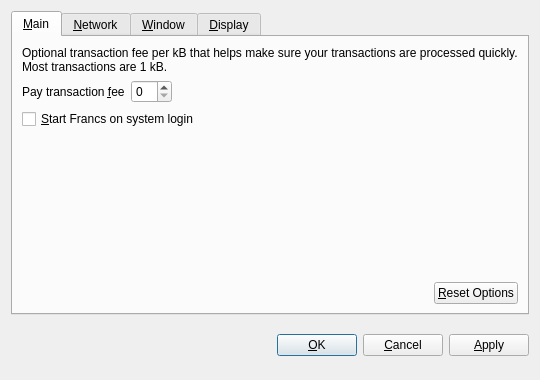
First picture: the form in src/qt/forms/optionsdialog.ui, repository FRN-Crypto/FRN, before the edit.
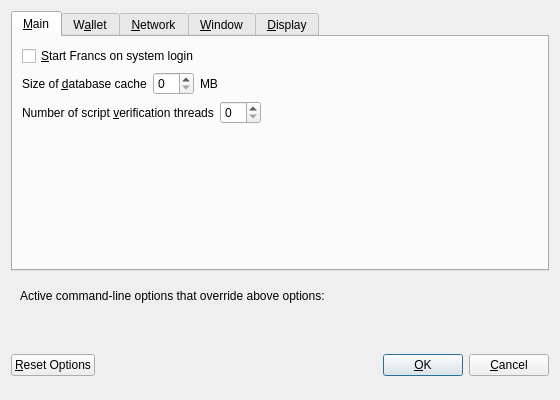
Second picture: the form after the edit. Custom widgets are drawn as their Qt base class.

Patch:
```diff
--- a/src/qt/forms/optionsdialog.ui
+++ b/src/qt/forms/optionsdialog.ui
@@ -6,8 +6,8 @@
    <rect>
     <x>0</x>
     <y>0</y>
-    <width>540</width>
-    <height>380</height>
+    <width>560</width>
+    <height>400</height>
    </rect>
   </property>
   <property name="windowTitle">
@@ -19,9 +19,6 @@
   <layout class="QVBoxLayout" name="verticalLayout">
    <item>
     <widget class="QTabWidget" name="tabWidget">
-     <property name="tabPosition">
-      <enum>QTabWidget::North</enum>
-     </property>
      <property name="currentIndex">
       <number>0</number>
      </property>
@@ -30,52 +27,6 @@
        <string>&amp;Main</string>
       </attribute>
       <layout class="QVBoxLayout" name="verticalLayout_Main">
-       <item>
-        <widget class="QLabel" name="transactionFeeInfoLabel">
-         <property name="text">
-          <string>Optional transaction fee per kB that helps make sure your transactions are processed quickly. Most transactions are 1 kB.</string>
-         </property>
-         <property name="textFormat">
-          <enum>Qt::PlainText</enum>
-         </property>
-         <property name="wordWrap">
-          <bool>true</bool>
-         </property>
-        </widget>
-       </item>
-       <item>
-        <layout class="QHBoxLayout" name="horizontalLayout_1_Main">
-         <item>
-          <widget class="QLabel" name="transactionFeeLabel">
-           <property name="text">
-            <string>Pay transaction &amp;fee</string>
-           </property>
-           <property name="textFormat">
-            <enum>Qt::PlainText</enum>
-           </property>
-           <property name="buddy">
-            <cstring>transactionFee</cstring>
-           </property>
-          </widget>
-         </item>
-         <item>
-          <widget class="BitcoinAmountField" name="transactionFee"/>
-         </item>
-         <item>
-          <spacer name="horizontalSpacer_1_Main">
-           <property name="orientation">
-            <enum>Qt::Horizontal</enum>
-           </property>
-           <property name="sizeHint" stdset="0">
-            <size>
-             <width>40</width>
-             <height>20</height>
-            </size>
-           </property>
-          </spacer>
-         </item>
-        </layout>
-       </item>
        <item>
         <widget class="QCheckBox" name="bitcoinAtStartup">
          <property name="toolTip">
@@ -86,21 +37,34 @@
          </property>
         </widget>
        </item>
-       <item>
-        <spacer name="verticalSpacer_Main">
-         <property name="orientation">
-          <enum>Qt::Vertical</enum>
-         </property>
-         <property name="sizeHint" stdset="0">
-          <size>
-           <width>20</width>
-           <height>40</height>
-          </size>
-         </property>
-        </spacer>
-       </item>
        <item>
         <layout class="QHBoxLayout" name="horizontalLayout_2_Main">
+         <item>
+          <widget class="QLabel" name="databaseCacheLabel">
+           <property name="text">
+            <string>Size of &amp;database cache</string>
+           </property>
+           <property name="textFormat">
+            <enum>Qt::PlainText</enum>
+           </property>
+           <property name="buddy">
+            <cstring>databaseCache</cstring>
+           </property>
+          </widget>
+         </item>
+         <item>
+          <widget class="QSpinBox" name="databaseCache"/>
+         </item>
+         <item>
+          <widget class="QLabel" name="databaseCacheUnitLabel">
+           <property name="text">
+            <string>MB</string>
+           </property>
+           <property name="textFormat">
+            <enum>Qt::PlainText</enum>
+           </property>
+          </widget>
+         </item>
          <item>
           <spacer name="horizontalSpacer_2_Main">
            <property name="orientation">
@@ -114,20 +78,106 @@
            </property>
           </spacer>
          </item>
+        </layout>
+       </item>
+       <item>
+        <layout class="QHBoxLayout" name="horizontalLayout_3_Main">
          <item>
-          <widget class="QPushButton" name="resetButton">
-           <property name="toolTip">
-            <string>Reset all client options to default.</string>
-           </property>
+          <widget class="QLabel" name="threadsScriptVerifLabel">
            <property name="text">
-            <string>&amp;Reset Options</string>
+            <string>Number of script &amp;verification threads</string>
            </property>
-           <property name="autoDefault">
-            <bool>false</bool>
+           <property name="textFormat">
+            <enum>Qt::PlainText</enum>
            </property>
+           <property name="buddy">
+            <cstring>threadsScriptVerif</cstring>
+           </property>
           </widget>
          </item>
+         <item>
+          <widget class="QSpinBox" name="threadsScriptVerif">
+           <property name="toolTip">
+            <string>(0 = auto, &lt;0 = leave that many cores free)</string>
+           </property>
+          </widget>
+         </item>
+         <item>
+          <spacer name="horizontalSpacer_3_Main">
+           <property name="orientation">
+            <enum>Qt::Horizontal</enum>
+           </property>
+           <property name="sizeHint" stdset="0">
+            <size>
+             <width>40</width>
+             <height>20</height>
+            </size>
+           </property>
+          </spacer>
+         </item>
         </layout>
+       </item>
+       <item>
+        <spacer name="verticalSpacer_Main">
+         <property name="orientation">
+          <enum>Qt::Vertical</enum>
+         </property>
+         <property name="sizeHint" stdset="0">
+          <size>
+           <width>20</width>
+           <height>40</height>
+          </size>
+         </property>
+        </spacer>
+       </item>
+      </layout>
+     </widget>
+     <widget class="QWidget" name="tabWallet">
+      <attribute name="title">
+       <string>W&amp;allet</string>
+      </attribute>
+      <layout class="QVBoxLayout" name="verticalLayout_Wallet">
+       <item>
+        <widget class="QGroupBox" name="groupBox">
+         <property name="title">
+          <string>Expert</string>
+         </property>
+         <layout class="QVBoxLayout" name="verticalLayout_2">
+          <item>
+           <widget class="QCheckBox" name="coinControlFeatures">
+            <property name="toolTip">
+             <string>Whether to show coin control features or not.</string>
+            </property>
+            <property name="text">
+             <string>Enable coin &amp;control features</string>
+            </property>
+           </widget>
+          </item>
+          <item>
+           <widget class="QCheckBox" name="spendZeroConfChange">
+            <property name="toolTip">
+             <string>If you disable the spending of unconfirmed change, the change from a transaction cannot be used until that transaction has at least one confirmation. This also affects how your balance is computed.</string>
+            </property>
+            <property name="text">
+             <string>&amp;Spend unconfirmed change</string>
+            </property>
+           </widget>
+          </item>
+         </layout>
+        </widget>
+       </item>
+       <item>
+        <spacer name="verticalSpacer_Wallet">
+         <property name="orientation">
+          <enum>Qt::Vertical</enum>
+         </property>
+         <property name="sizeHint" stdset="0">
+          <size>
+           <width>20</width>
+           <height>40</height>
+          </size>
+         </property>
+        </spacer>
        </item>
       </layout>
      </widget>
@@ -146,18 +196,28 @@
          </property>
         </widget>
        </item>
+       <item>
+        <widget class="QCheckBox" name="allowIncoming">
+         <property name="toolTip">
+          <string>Accept connections from outside</string>
+         </property>
+         <property name="text">
+          <string>Allow incoming connections</string>
+         </property>
+        </widget>
+       </item>
        <item>
         <widget class="QCheckBox" name="connectSocks">
          <property name="toolTip">
-          <string>Connect to the Francs network through a SOCKS proxy (e.g. when connecting through Tor).</string>
+          <string>Connect to the Francs network through a SOCKS5 proxy.</string>
          </property>
          <property name="text">
-          <string>&amp;Connect through SOCKS proxy:</string>
+          <string>&amp;Connect through SOCKS5 proxy (default proxy):</string>
          </property>
         </widget>
        </item>
        <item>
-        <layout class="QHBoxLayout" name="horizontalLayout_Network">
+        <layout class="QHBoxLayout" name="horizontalLayout_1_Network">
          <item>
           <widget class="QLabel" name="proxyIpLabel">
            <property name="text">
@@ -173,6 +233,12 @@
          </item>
          <item>
           <widget class="QValidatedLineEdit" name="proxyIp">
+           <property name="minimumSize">
+            <size>
+             <width>140</width>
+             <height>0</height>
+            </size>
+           </property>
            <property name="maximumSize">
             <size>
              <width>140</width>
@@ -180,7 +246,7 @@
             </size>
            </property>
            <property name="toolTip">
-            <string>IP address of the proxy (e.g. 127.0.0.1)</string>
+            <string>IP address of the proxy (e.g. IPv4: 127.0.0.1 / IPv6: ::1)</string>
            </property>
           </widget>
          </item>
@@ -199,6 +265,12 @@
          </item>
          <item>
           <widget class="QLineEdit" name="proxyPort">
+           <property name="minimumSize">
+            <size>
+             <width>55</width>
+             <height>0</height>
+            </size>
+           </property>
            <property name="maximumSize">
             <size>
              <width>55</width>
@@ -211,27 +283,7 @@
           </widget>
          </item>
          <item>
-          <widget class="QLabel" name="socksVersionLabel">
-           <property name="text">
-            <string>SOCKS &amp;Version:</string>
-           </property>
-           <property name="textFormat">
-            <enum>Qt::PlainText</enum>
-           </property>
-           <property name="buddy">
-            <cstring>socksVersion</cstring>
-           </property>
-          </widget>
-         </item>
-         <item>
-          <widget class="QValueComboBox" name="socksVersion">
-           <property name="toolTip">
-            <string>SOCKS version of the proxy (e.g. 5)</string>
-           </property>
-          </widget>
-         </item>
-         <item>
-          <spacer name="horizontalSpacer_Network">
+          <spacer name="horizontalSpacer_1_Network">
            <property name="orientation">
             <enum>Qt::Horizontal</enum>
            </property>
@@ -354,24 +406,28 @@
         </layout>
        </item>
        <item>
-        <widget class="QCheckBox" name="displayAddresses">
-         <property name="toolTip">
-          <string>Whether to show Francs addresses in the transaction list or not.</string>
-         </property>
-         <property name="text">
-          <string>&amp;Display addresses in transaction list</string>
-         </property>
-        </widget>
-       </item>
-       <item>
-        <widget class="QCheckBox" name="coinControlFeatures">
-         <property name="toolTip">
-          <string>Whether to show coin control features or not.</string>
-         </property>
-         <property name="text">
-          <string>Display coin &amp;control features (experts only!)</string>
-         </property>
-        </widget>
+        <layout class="QHBoxLayout" name="horizontalLayout_3_Display">
+         <item>
+          <widget class="QLabel" name="thirdPartyTxUrlsLabel">
+           <property name="toolTip">
+            <string>Third party URLs (e.g. a block explorer) that appear in the transactions tab as context menu items. %s in the URL is replaced by transaction hash. Multiple URLs are separated by vertical bar |.</string>
+           </property>
+           <property name="text">
+            <string>Third party transaction URLs</string>
+           </property>
+           <property name="buddy">
+            <cstring>thirdPartyTxUrls</cstring>
+           </property>
+          </widget>
+         </item>
+         <item>
+          <widget class="QLineEdit" name="thirdPartyTxUrls">
+           <property name="toolTip">
+            <string>Third party URLs (e.g. a block explorer) that appear in the transactions tab as context menu items. %s in the URL is replaced by transaction hash. Multiple URLs are separated by vertical bar |.</string>
+           </property>
+          </widget>
+         </item>
+        </layout>
        </item>
        <item>
         <spacer name="verticalSpacer_Display">
@@ -390,8 +446,67 @@
      </widget>
     </widget>
    </item>
+   <item>
+    <widget class="QFrame" name="frame">
+     <layout class="QVBoxLayout" name="verticalLayout_Bottom">
+      <item>
+       <layout class="QHBoxLayout" name="horizontalLayout_Bottom">
+        <item>
+         <widget class="QLabel" name="overriddenByCommandLineInfoLabel">
+          <property name="text">
+           <string>Active command-line options that override above options:</string>
+          </property>
+          <property name="textFormat">
+           <enum>Qt::PlainText</enum>
+          </property>
+         </widget>
+        </item>
+        <item>
+         <spacer name="horizontalSpacer_Bottom">
+          <property name="orientation">
+           <enum>Qt::Horizontal</enum>
+          </property>
+          <property name="sizeHint" stdset="0">
+           <size>
+            <width>40</width>
+            <height>20</height>
+           </size>
+          </property>
+         </spacer>
+        </item>
+       </layout>
+      </item>
+      <item>
+       <widget class="QLabel" name="overriddenByCommandLineLabel">
+        <property name="text">
+         <string/>
+        </property>
+        <property name="textFormat">
+         <enum>Qt::PlainText</enum>
+        </property>
+        <property name="wordWrap">
+         <bool>true</bool>
+        </property>
+       </widget>
+      </item>
+     </layout>
+    </widget>
+   </item>
    <item>
     <layout class="QHBoxLayout" name="horizontalLayout_Buttons">
+     <item>
+      <widget class="QPushButton" name="resetButton">
+       <property name="toolTip">
+        <string>Reset all client options to default.</string>
+       </property>
+       <property name="text">
+        <string>&amp;Reset Options</string>
+       </property>
+       <property name="autoDefault">
+        <bool>false</bool>
+       </property>
+      </widget>
+     </item>
      <item>
       <spacer name="horizontalSpacer_1">
        <property name="orientation">
@@ -407,6 +522,12 @@
      </item>
      <item>
       <widget class="QLabel" name="statusLabel">
+       <property name="minimumSize">
+        <size>
+         <width>200</width>
+         <height>0</height>
+        </size>
+       </property>
        <property name="font">
         <font>
          <weight>75</weight>
@@ -442,6 +563,12 @@
        <property name="text">
         <string>&amp;OK</string>
        </property>
+       <property name="autoDefault">
+        <bool>false</bool>
+       </property>
+       <property name="default">
+        <bool>true</bool>
+       </property>
       </widget>
      </item>
      <item>
@@ -454,36 +581,21 @@
        </property>
       </widget>
      </item>
-     <item>
-      <widget class="QPushButton" name="applyButton">
-       <property name="text">
-        <string>&amp;Apply</string>
-       </property>
-       <property name="autoDefault">
-        <bool>false</bool>
-       </property>
-      </widget>
-     </item>
     </layout>
    </item>
   </layout>
  </widget>
  <customwidgets>
-  <customwidget>
-   <class>BitcoinAmountField</class>
-   <extends>QSpinBox</extends>
-   <header>bitcoinamountfield.h</header>
-  </customwidget>
-  <customwidget>
-   <class>QValueComboBox</class>
-   <extends>QComboBox</extends>
-   <header>qvaluecombobox.h</header>
-  </customwidget>
   <customwidget>
    <class>QValidatedLineEdit</class>
    <extends>QLineEdit</extends>
    <header>qvalidatedlineedit.h</header>
   </customwidget>
+  <customwidget>
+   <class>QValueComboBox</class>
+   <extends>QComboBox</extends>
+   <header>qvaluecombobox.h</header>
+  </customwidget>
  </customwidgets>
  <resources/>
  <connections/>
```
